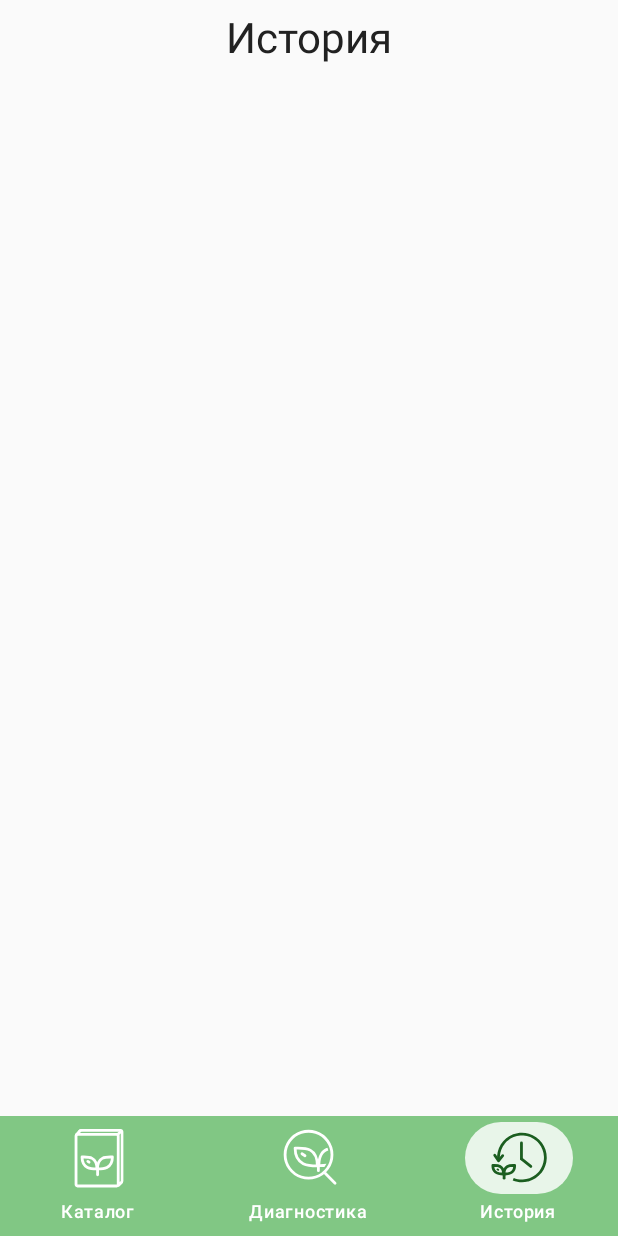
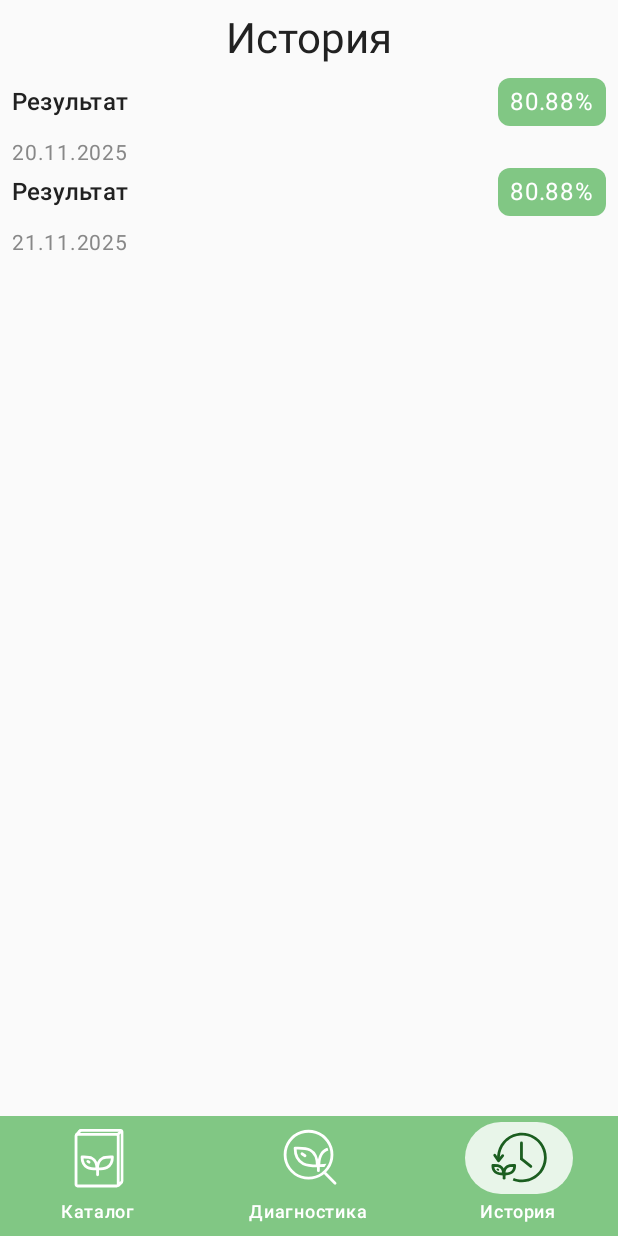
Before and after one commit to AlexForLinux/ai-sstu-2025, an Android app built with Jetpack Compose: the HistoryScreen screen opened through its navigation route, on a phone screen of 412 x 824 dp. Run offline under Robolectric (Android 15) with nearby library versions, the phone set to English and light mode, and no system bars; our stand-ins replace Dagger/Hilt's generated code, Room's generated code; network calls fail.

Commit message:
Added HistoryCard Template
- New History Card

```diff
--- /dev/null
+++ b/PlantDiseaseDetector/app/src/main/java/com/example/plantdiseasedetector/ui/components/HistoryCard.kt
@@ -0,0 +1,80 @@
+package com.example.plantdiseasedetector.ui.components
+
+import androidx.compose.foundation.background
+import androidx.compose.foundation.layout.Arrangement
+import androidx.compose.foundation.layout.Box
+import androidx.compose.foundation.layout.Column
+import androidx.compose.foundation.layout.Row
+import androidx.compose.foundation.layout.Spacer
+import androidx.compose.foundation.layout.fillMaxWidth
+import androidx.compose.foundation.layout.height
+import androidx.compose.foundation.layout.padding
+import androidx.compose.foundation.layout.size
+import androidx.compose.foundation.layout.width
+import androidx.compose.foundation.shape.RoundedCornerShape
+import androidx.compose.material3.MaterialTheme
+import androidx.compose.material3.Text
+import androidx.compose.runtime.Composable
+import androidx.compose.ui.Alignment
+import androidx.compose.ui.Modifier
+import androidx.compose.ui.graphics.Color
+import androidx.compose.ui.text.font.FontWeight
+import androidx.compose.ui.unit.dp
+import androidx.compose.ui.unit.sp
+
+@Composable
+fun HistoryCard(
+    title: String,
+    precision: Float,
+    date: String,
+    modifier: Modifier = Modifier
+) {
+    Box(
+        modifier = modifier
+    ) {
+        Column(
+            modifier = Modifier
+                .fillMaxWidth()
+        ) {
+            Row (
+                modifier = Modifier.fillMaxWidth(),
+                horizontalArrangement = Arrangement.Center
+            ) {
+                Text(
+                    text = title,
+                    modifier = Modifier
+                        .weight(1f)
+                        .padding(top = 4.dp),
+                    style = MaterialTheme.typography.titleMedium,
+                    color = MaterialTheme.colorScheme.onSurface
+                )
+
+                Spacer(modifier = Modifier.width(8.dp))
+
+                Box(
+                    modifier = Modifier
+                        .size(height = 32.dp, width = 72.dp)
+                        .background(
+                            color = MaterialTheme.colorScheme.primary,
+                            shape = RoundedCornerShape(8.dp)
+                        ),
+                    contentAlignment = Alignment.Center
+                ) {
+                    Text(
+                        text = "$precision%",
+                        color = MaterialTheme.colorScheme.onPrimary,
+                    )
+                }
+            }
+
+            Spacer(modifier = Modifier.height(8.dp))
+
+            Text(
+                text = date,
+                fontSize = 14.sp,
+                color = Color.Gray,
+                lineHeight = 20.sp
+            )
+        }
+    }
+}
--- a/PlantDiseaseDetector/app/src/main/java/com/example/plantdiseasedetector/ui/screens/history/HistoryScreen.kt
+++ b/PlantDiseaseDetector/app/src/main/java/com/example/plantdiseasedetector/ui/screens/history/HistoryScreen.kt
@@ -4,6 +4,8 @@ import androidx.compose.foundation.layout.Column
 import androidx.compose.foundation.layout.fillMaxSize
 import androidx.compose.foundation.layout.fillMaxWidth
 import androidx.compose.foundation.layout.padding
+import androidx.compose.foundation.lazy.LazyColumn
+import androidx.compose.foundation.lazy.items
 import androidx.compose.material3.MaterialTheme
 import androidx.compose.material3.Text
 import androidx.compose.runtime.Composable
@@ -11,15 +13,18 @@ import androidx.compose.ui.Alignment
 import androidx.compose.ui.Modifier
 import androidx.compose.ui.text.style.TextAlign
 import androidx.compose.ui.unit.dp
+import com.example.plantdiseasedetector.ui.components.HistoryCard
 
 @Composable
 fun HistoryScreen() {
 
-    Column(
+    LazyColumn (
         modifier = Modifier
+            .padding(horizontal = 8.dp)
             .fillMaxSize(),
         horizontalAlignment = Alignment.CenterHorizontally,
     ) {
+        item {
             Text(
                 text = "История",
                 style = MaterialTheme.typography.headlineMedium,
@@ -29,5 +34,14 @@ fun HistoryScreen() {
                     .padding(vertical = 8.dp)
             )
         }
+        items(arrayOf("20.11.2025", "21.11.2025")) {
+            item ->
+            HistoryCard(
+                title="Результат",
+                precision = 80.88f,
+                date = item
+            )
+        }
+    }
 
 }
```
Lines whose indentation alone changed are shown as unchanged.
